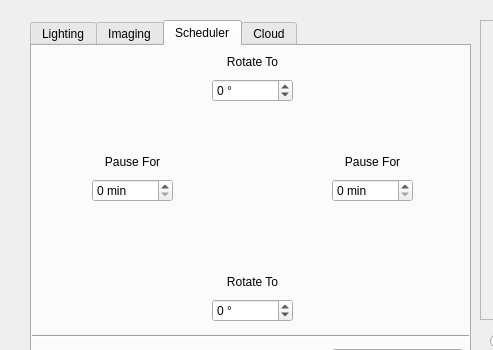
Qt form _ui/FlashLapse_CP.ui (CoSE-Jerry/Flashlapse_NEO) before a commit; both pictures show x 0 to 493 and y 0 to 350 of the 800 by 492 pixel window.
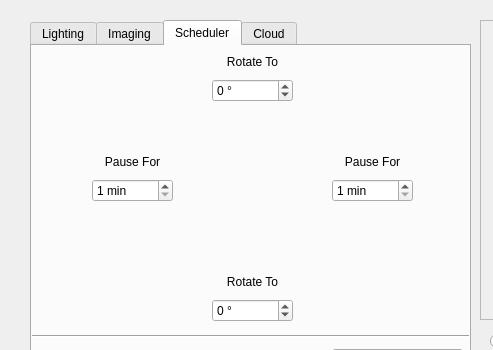
The same form after that commit. Icons and pictures are not drawn.

Patch:
```diff
--- a/_ui/FlashLapse_CP.ui
+++ b/_ui/FlashLapse_CP.ui
@@ -873,7 +873,7 @@
           <string> min</string>
          </property>
          <property name="minimum">
-          <number>0</number>
+          <number>1</number>
          </property>
          <property name="maximum">
           <number>1440</number>
@@ -981,7 +981,7 @@
           <string> min</string>
          </property>
          <property name="minimum">
-          <number>0</number>
+          <number>1</number>
          </property>
          <property name="maximum">
           <number>1440</number>
```
Left out of the diff: 6 changed lines with no effect on the pictures.
